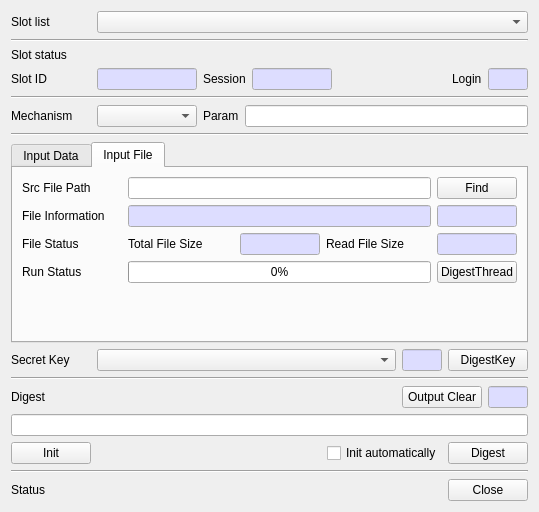
Old version of the form CryptokiMan/digest_dlg.ui in the repository jykim74/CryptokiMan.
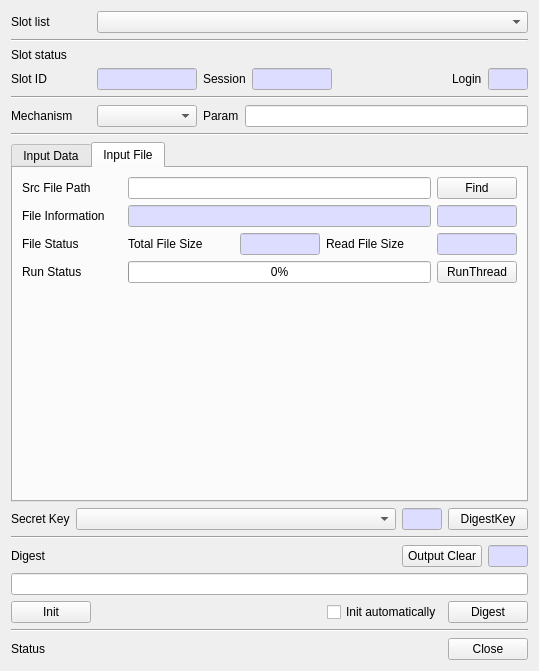
New version of the form.

```diff
--- a/CryptokiMan/digest_dlg.ui
+++ b/CryptokiMan/digest_dlg.ui
@@ -7,7 +7,7 @@
     <x>0</x>
     <y>0</y>
     <width>539</width>
-    <height>512</height>
+    <height>671</height>
    </rect>
   </property>
   <property name="windowTitle">
@@ -857,7 +857,7 @@
          <item row="0" column="2">
           <widget class="QPushButton" name="mDigestThreadBtn">
            <property name="text">
-            <string>DigestThread</string>
+            <string>RunThread</string>
            </property>
           </widget>
          </item>
@@ -949,13 +949,20 @@
       </widget>
      </item>
      <item row="0" column="1">
-      <widget class="QComboBox" name="mKeyLabelCombo"/>
+      <widget class="QComboBox" name="mKeyLabelCombo">
+       <property name="sizePolicy">
+        <sizepolicy hsizetype="Expanding" vsizetype="Fixed">
+         <horstretch>0</horstretch>
+         <verstretch>0</verstretch>
+        </sizepolicy>
+       </property>
+      </widget>
      </item>
      <item row="0" column="3">
       <widget class="QPushButton" name="mDigestKeyBtn">
        <property name="maximumSize">
         <size>
-         <width>80</width>
+         <width>16777215</width>
          <height>16777215</height>
         </size>
        </property>
```
